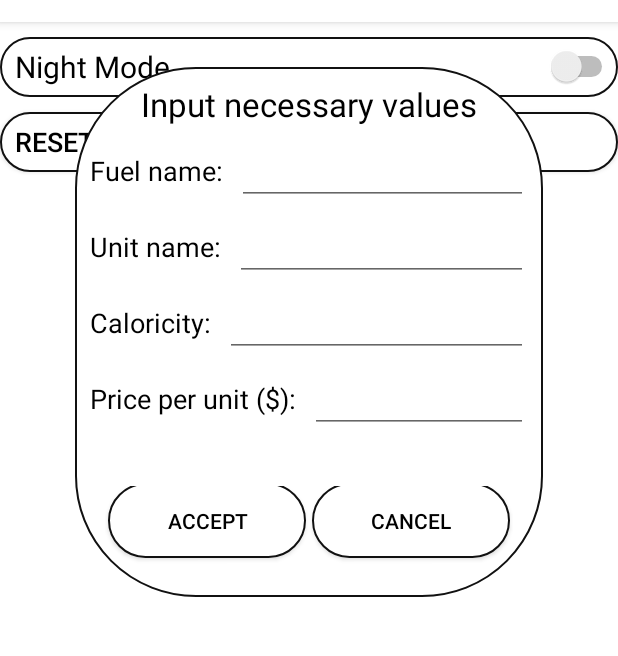
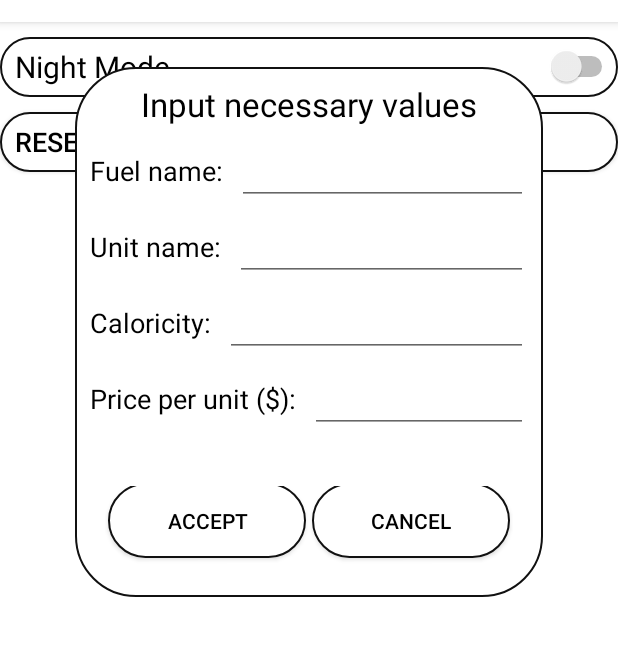
Before and after one commit to CyberSoftStudio/FuelCalc, an Android app: the SettingsActivity screen opened directly, with no data from a screen before it, after a tap on "ADD FUEL", on a phone screen of 412 x 824 dp, the part 62-718 px from its top. Run offline under Robolectric (Android 15) with nearby library versions, the phone set to English and light mode, and no system bars; libraries missing offline, so code that uses them is left out: io.realm; 3 statements that could not run were skipped.

Commit message:
Last settings theme changes

```diff
--- a/app/src/main/java/com/example/user2/fuelcalc/ui/SettingsActivity.java
+++ b/app/src/main/java/com/example/user2/fuelcalc/ui/SettingsActivity.java
@@ -75,7 +75,12 @@ public class SettingsActivity extends AppCompatActivity implements CompoundButto
 
     @Override
     public boolean onCreateOptionsMenu(Menu menu) {
-        getMenuInflater().inflate(R.menu.settings_menu, menu);
+
+        if (sharedPreferences.getBoolean("night_mode", false)) {
+            getMenuInflater().inflate(R.menu.settings_menu_dark, menu);
+        }else {
+            getMenuInflater().inflate(R.menu.settings_menu, menu);
+        }
         return true;
     }
 
--- a/app/src/main/res/drawable/cute_btn_style.xml
+++ b/app/src/main/res/drawable/cute_btn_style.xml
@@ -7,8 +7,8 @@
         android:width="1dp"
         android:color="@color/colorPrimaryDark" >
     </stroke>
-    <corners android:bottomRightRadius="80dp"
-        android:bottomLeftRadius="80dp"
-        android:topRightRadius="80dp"
-        android:topLeftRadius="80dp"/>
+    <corners android:bottomRightRadius="40dp"
+        android:bottomLeftRadius="40dp"
+        android:topRightRadius="40dp"
+        android:topLeftRadius="40dp"/>
 </shape>
--- /dev/null
+++ b/app/src/main/res/menu/settings_menu_dark.xml
@@ -0,0 +1,11 @@
+<?xml version="1.0" encoding="utf-8"?>
+<menu xmlns:app="http://schemas.android.com/apk/res-auto"
+    xmlns:android="http://schemas.android.com/apk/res/android">
+    <item
+        android:id="@+id/item1"
+        android:title="@string/back"
+        android:icon="@drawable/ic_baseline_arrow_back_light"
+        app:showAsAction="always"
+        >
+    </item>
+</menu>
```
